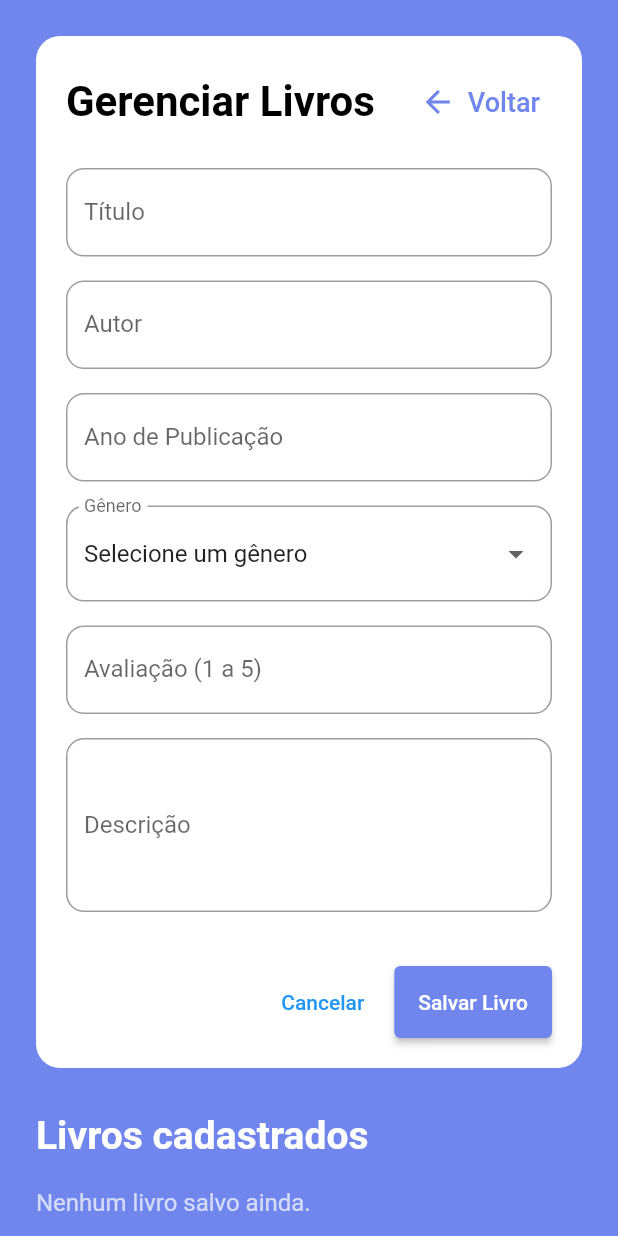
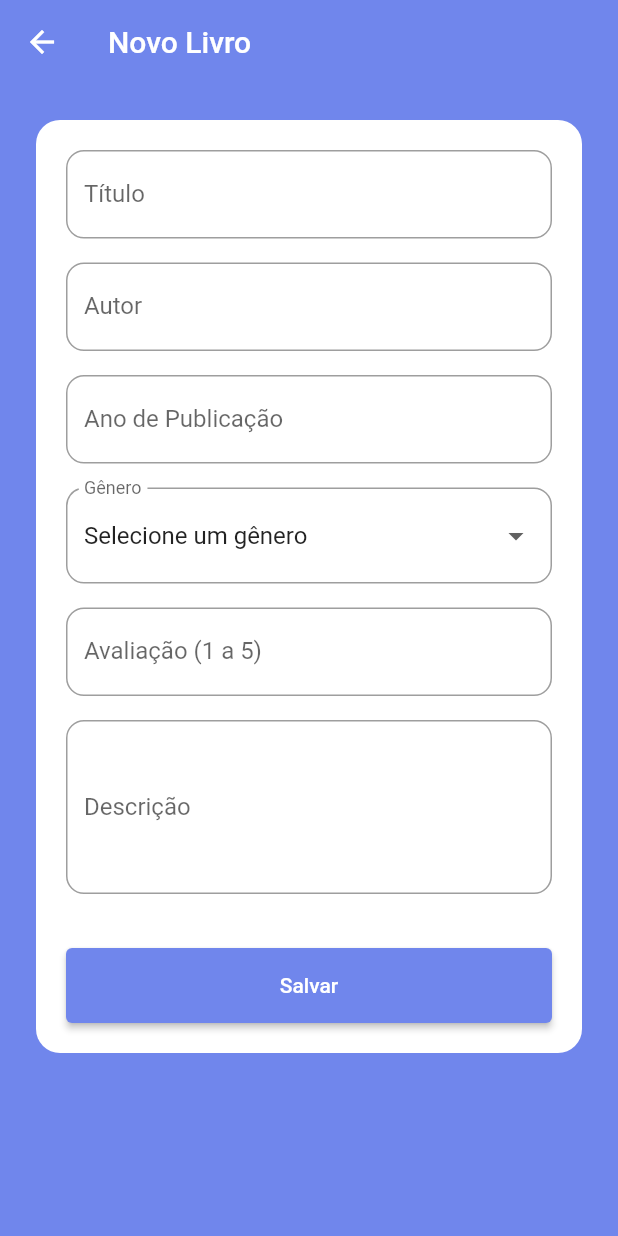
Before and after one commit to Lukinhax/Desenvolvimento-de-Aplicativos-Moveis, a Flutter app: the PaginaModificacoes screen opened by its route, on a phone screen of 412 x 824 dp. Run offline on Flutter 3.47's test engine with Material 3 defaults, Android fonts, the phone set to English and light mode, and no system bars; our stand-ins replace shared_preferences; accounts and stored records are empty; network calls fail.

Commit message:
Projeto Finalizado

```diff
--- a/lib/telas/modificacao.dart
+++ b/lib/telas/modificacao.dart
@@ -2,7 +2,6 @@ import 'package:flutter/material.dart';
 import 'package:flutter/services.dart';
 import '../models/livro.dart';
 import '../services/prefs_service.dart';
-import '../widgets/card_livro.dart';
 
 class PaginaModificacoes extends StatefulWidget {
   const PaginaModificacoes({super.key});
@@ -20,7 +19,8 @@ class _PaginaModificacoesState extends State<PaginaModificacoes> {
   final _avaliacaoController = TextEditingController();
   final _descricaoController = TextEditingController();
 
-  final List<String> _generos = const [
+  // LISTA SEM 'const' PARA PODER ADICIONAR NOVOS GÊNEROS DA API
+  List<String> _generos = [
     "Selecione um gênero",
     "Ficção",
     "Romance",
@@ -33,17 +33,9 @@ class _PaginaModificacoesState extends State<PaginaModificacoes> {
   ];
 
   String _generoSelecionado = "Selecione um gênero";
-  List<Livro> _livros = [];
-  bool _carregandoLista = true;
   bool _salvando = false;
   int? _indiceEdicao;
   bool _argsProcessados = false;
-
-  @override
-  void initState() {
-    super.initState();
-    _carregarLivros();
-  }
 
   @override
   void didChangeDependencies() {
@@ -56,26 +48,28 @@ class _PaginaModificacoesState extends State<PaginaModificacoes> {
     _argsProcessados = true;
   }
 
-  Future<void> _carregarLivros() async {
-    final livros = await PrefsService.buscarLivros();
-    if (!mounted) return;
+  void _preencherFormulario(Livro livro, {int? indice}) {
+    // === CORREÇÃO: Adiciona o gênero à lista se ele não existir ===
+    if (!_generos.contains(livro.genero)) {
       setState(() {
-      _livros = livros;
-      _carregandoLista = false;
+        _generos.add(livro.genero);
       });
     }
 
-  void _preencherFormulario(Livro livro, {int? indice}) {
     setState(() {
       _tituloController.text = livro.titulo;
       _autorController.text = livro.autor;
       _anoController.text = livro.anoPublicacao.toString();
-      _generoSelecionado = livro.genero;
+      _generoSelecionado = livro.genero; // Agora seguro
       _avaliacaoController.text = livro.avaliacao.toString();
       _descricaoController.text = livro.descricao;
       _indiceEdicao = indice;
     });
-    _generoKey.currentState?.didChange(_generoSelecionado);
+
+    // Atualiza visualmente o Dropdown
+    if (_generoKey.currentState != null) {
+       _generoKey.currentState!.didChange(_generoSelecionado);
+    }
   }
 
   void _limparFormulario() {
@@ -115,6 +109,8 @@ class _PaginaModificacoesState extends State<PaginaModificacoes> {
       genero: _generoSelecionado,
       avaliacao: avaliacao,
       descricao: _descricaoController.text.trim(),
+      // Mantém a imagem original se estiver editando, ou null se for novo
+      imagemCapa: null,
     );
 
     setState(() => _salvando = true);
@@ -124,29 +120,17 @@ class _PaginaModificacoesState extends State<PaginaModificacoes> {
       } else {
         await PrefsService.salvarLivro(livro);
       }
-      await _carregarLivros();
+
       if (!mounted) return;
-
       ScaffoldMessenger.of(context).showSnackBar(
-        SnackBar(
-          content: Text(_indiceEdicao != null ? 'Livro atualizado!' : 'Livro cadastrado!'),
-        ),
+        SnackBar(content: Text(_indiceEdicao != null ? 'Livro atualizado!' : 'Livro cadastrado!')),
       );
-      _limparFormulario();
+      Navigator.pop(context); // Volta para a Home após salvar
     } finally {
       if (mounted) {
         setState(() => _salvando = false);
       }
     }
-  }
-
-  Future<void> _removerLivro(int indice) async {
-    await PrefsService.removerLivro(indice);
-    await _carregarLivros();
-    if (!mounted) return;
-    ScaffoldMessenger.of(context).showSnackBar(
-      const SnackBar(content: Text('Livro excluído')),
-    );
   }
 
   @override
@@ -163,62 +147,15 @@ class _PaginaModificacoesState extends State<PaginaModificacoes> {
   Widget build(BuildContext context) {
     return Scaffold(
       backgroundColor: const Color(0xFF7086EC),
+      appBar: AppBar(
+        title: Text(_indiceEdicao != null ? "Editar Livro" : "Novo Livro"),
+        backgroundColor: Colors.transparent,
+        elevation: 0,
+      ),
       body: SafeArea(
         child: SingleChildScrollView(
           padding: const EdgeInsets.all(24),
-          child: Column(
-            crossAxisAlignment: CrossAxisAlignment.start,
-            children: [
-              _blocoFormulario(),
-              const SizedBox(height: 30),
-              const Text(
-                "Livros cadastrados",
-                style: TextStyle(
-                  color: Colors.white,
-                  fontSize: 26,
-                  fontWeight: FontWeight.bold,
-                ),
-              ),
-              const SizedBox(height: 20),
-              _carregandoLista
-                  ? const Center(
-                      child: Padding(
-                        padding: EdgeInsets.symmetric(vertical: 40),
-                        child: CircularProgressIndicator(color: Colors.white),
-                      ),
-                    )
-                  : _livros.isEmpty
-                      ? const Text(
-                          'Nenhum livro salvo ainda.',
-                          style: TextStyle(color: Colors.white70, fontSize: 16),
-                        )
-                      : ListView.builder(
-                          physics: const NeverScrollableScrollPhysics(),
-                          shrinkWrap: true,
-                          itemCount: _livros.length,
-                          itemBuilder: (context, index) {
-                            final livro = _livros[index];
-                            return CardLivro(
-                              livro: livro,
-                              onTap: () => Navigator.pushNamed(
-                                context,
-                                'detalhes',
-                                arguments: livro,
-                              ),
-                              onEditar: () => _preencherFormulario(livro, indice: index),
-                              onExcluir: () => _removerLivro(index),
-                            );
-                          },
-                        ),
-            ],
-          ),
-        ),
-      ),
-    );
-  }
-
-  Widget _blocoFormulario() {
-    return Container(
+          child: Container(
             padding: const EdgeInsets.all(20),
             decoration: BoxDecoration(
               color: Colors.white,
@@ -229,28 +166,6 @@ class _PaginaModificacoesState extends State<PaginaModificacoes> {
               child: Column(
                 crossAxisAlignment: CrossAxisAlignment.start,
                 children: [
-            Row(
-              mainAxisAlignment: MainAxisAlignment.spaceBetween,
-              children: [
-                Text(
-                  _indiceEdicao != null ? "Editar Livro" : "Gerenciar Livros",
-                  style: const TextStyle(
-                    color: Colors.black,
-                    fontSize: 28,
-                    fontWeight: FontWeight.bold,
-                  ),
-                ),
-                TextButton.icon(
-                  onPressed: () => Navigator.pop(context),
-                  icon: const Icon(Icons.arrow_back, color: Color(0xFF7086EC)),
-                  label: const Text(
-                    "Voltar",
-                    style: TextStyle(color: Color(0xFF7086EC), fontSize: 18),
-                  ),
-                ),
-              ],
-            ),
-            const SizedBox(height: 20),
                   _campo(
                     controller: _tituloController,
                     label: "Título",
@@ -271,25 +186,14 @@ class _PaginaModificacoesState extends State<PaginaModificacoes> {
                     padding: const EdgeInsets.only(bottom: 16),
                     child: DropdownButtonFormField<String>(
                       key: _generoKey,
-                initialValue: _generoSelecionado,
+                      value: _generoSelecionado, // Removemos initialValue para usar value controlado
                       decoration: InputDecoration(
                         labelText: "Gênero",
-                  border: OutlineInputBorder(
-                    borderRadius: BorderRadius.circular(12),
+                        border: OutlineInputBorder(borderRadius: BorderRadius.circular(12)),
                       ),
-                ),
-                items: _generos
-                    .map((g) => DropdownMenuItem(
-                          value: g,
-                          child: Text(g),
-                        ))
-                    .toList(),
+                      items: _generos.map((g) => DropdownMenuItem(value: g, child: Text(g))).toList(),
                       onChanged: (value) {
-                  if (value != null) {
-                    setState(() {
-                      _generoSelecionado = value;
-                    });
-                  }
+                        if (value != null) setState(() => _generoSelecionado = value);
                       },
                     ),
                   ),
@@ -298,19 +202,14 @@ class _PaginaModificacoesState extends State<PaginaModificacoes> {
                     child: TextFormField(
                       controller: _avaliacaoController,
                       keyboardType: TextInputType.number,
-                inputFormatters: [
-                  FilteringTextInputFormatter.digitsOnly,
-                ],
+                      inputFormatters: [FilteringTextInputFormatter.digitsOnly],
                       decoration: InputDecoration(
                         labelText: "Avaliação (1 a 5)",
-                  border: OutlineInputBorder(
-                    borderRadius: BorderRadius.circular(12),
-                  ),
+                        border: OutlineInputBorder(borderRadius: BorderRadius.circular(12)),
                       ),
                       validator: (v) {
                         final valor = int.tryParse(v ?? '');
-                  if (valor == null) return "Informe uma avaliação";
-                  if (valor < 1 || valor > 5) return "Use valores entre 1 e 5";
+                        if (valor == null || valor < 1 || valor > 5) return "Entre 1 e 5";
                         return null;
                       },
                     ),
@@ -322,38 +221,21 @@ class _PaginaModificacoesState extends State<PaginaModificacoes> {
                     validator: (v) => v == null || v.trim().isEmpty ? "Informe a descrição" : null,
                   ),
                   const SizedBox(height: 20),
-            Row(
-              mainAxisAlignment: MainAxisAlignment.end,
-              children: [
-                TextButton(
-                  onPressed: _limparFormulario,
-                  child: const Text("Cancelar"),
-                ),
-                const SizedBox(width: 12),
-                ElevatedButton(
-                  style: ElevatedButton.styleFrom(
-                    backgroundColor: const Color(0xFF7086EC),
-                  ),
+                  SizedBox(
+                    width: double.infinity,
+                    height: 50,
+                    child: ElevatedButton(
+                      style: ElevatedButton.styleFrom(backgroundColor: const Color(0xFF7086EC)),
                       onPressed: _salvando ? null : _salvarLivro,
-                  child: SizedBox(
-                    height: 48,
-                    child: Center(
                       child: _salvando
-                          ? const SizedBox(
-                              width: 20,
-                              height: 20,
-                              child: CircularProgressIndicator(
-                                strokeWidth: 2,
-                                color: Colors.white,
-                              ),
-                            )
-                          : Text(_indiceEdicao != null ? "Atualizar Livro" : "Salvar Livro"),
-                    ),
+                          ? const CircularProgressIndicator(color: Colors.white)
+                          : Text(_indiceEdicao != null ? "Atualizar" : "Salvar"),
                     ),
                   ),
                 ],
               ),
-          ],
+            ),
+          ),
         ),
       ),
     );
@@ -375,9 +257,7 @@ class _PaginaModificacoesState extends State<PaginaModificacoes> {
         inputFormatters: tipoNumero ? [FilteringTextInputFormatter.digitsOnly] : null,
         decoration: InputDecoration(
           labelText: label,
-          border: OutlineInputBorder(
-            borderRadius: BorderRadius.circular(12),
-          ),
+          border: OutlineInputBorder(borderRadius: BorderRadius.circular(12)),
         ),
         validator: validator,
       ),
--- a/pubspec.yaml
+++ b/pubspec.yaml
@@ -16,6 +16,7 @@ dependencies:
 
   cupertino_icons: ^1.0.8
   shared_preferences: ^2.2.2
+  http: ^1.2.0
 
 dev_dependencies:
   flutter_test:
```
Also changed, not shown: lib/models/livro.dart (+44 -15 lines), lib/services/api_service.dart (added, +28 -0 lines), lib/telas/home.dart (+125 -114 lines), lib/widgets/card_livro.dart (+35 -18 lines), pubspec.lock. Lines whose indentation alone changed are shown as unchanged.
